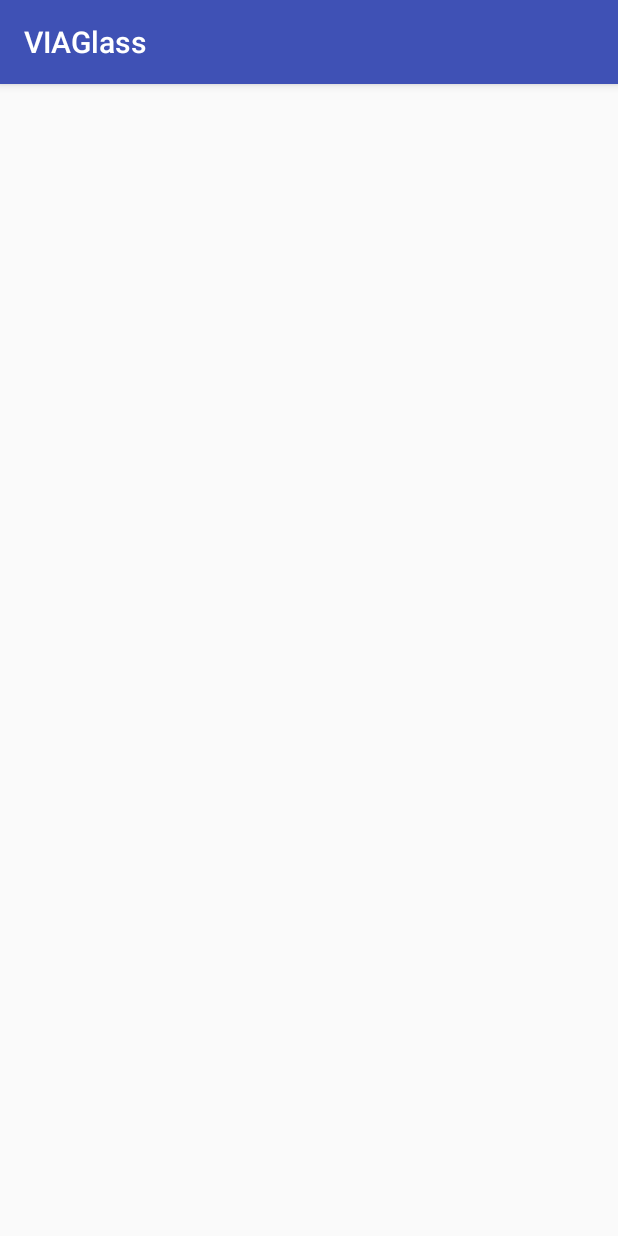
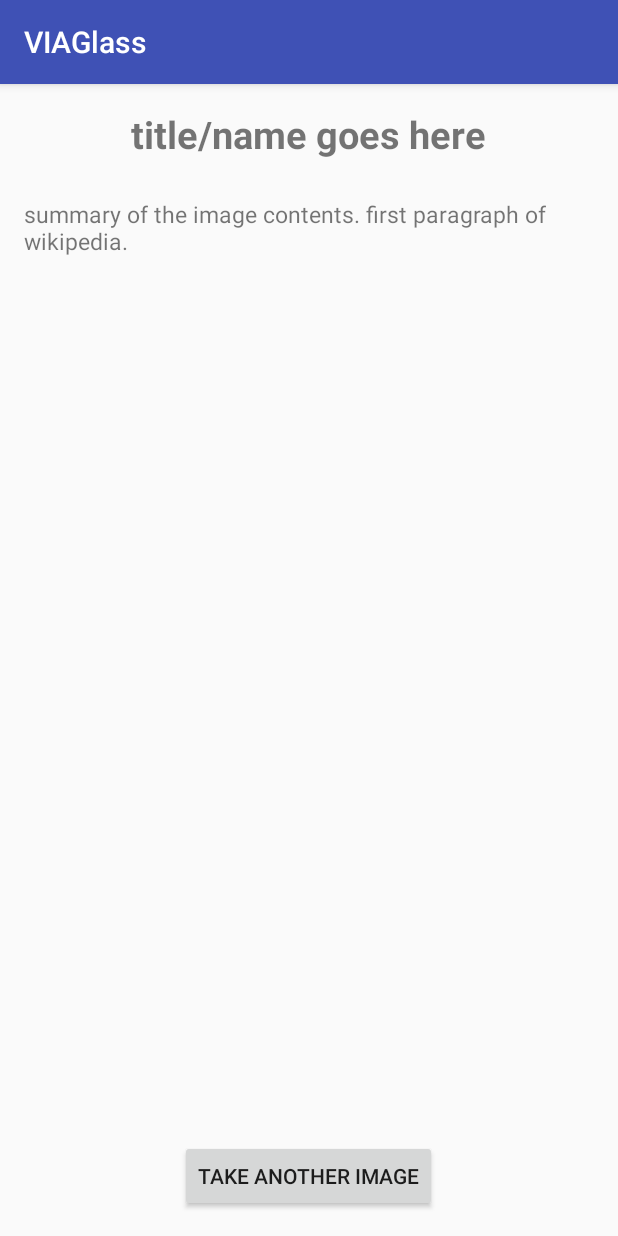
Before and after one commit to ODU-CS-441-Fall2015/VIA, an Android app: the DataDisplay screen opened directly, with no data from a screen before it, on a phone screen of 412 x 824 dp. Run offline under Robolectric (Android 15) with nearby library versions, the phone set to English and light mode, and no system bars.

Commit message:
simple DataDisplay implemented. searches still return Lincoln results.

```diff
--- a/app/src/main/java/rainbowbeard/viaglass/DataDisplay.java
+++ b/app/src/main/java/rainbowbeard/viaglass/DataDisplay.java
@@ -7,14 +7,39 @@ package rainbowbeard.viaglass;
                     	End activity
  */
 
+import android.content.BroadcastReceiver;
+import android.content.Context;
+import android.content.Intent;
+import android.content.IntentFilter;
+import android.support.v4.content.LocalBroadcastManager;
 import android.support.v7.app.AppCompatActivity;
 import android.os.Bundle;
+import android.view.View;
+import android.widget.TextView;
+
+import rainbowbeard.viaglass.data.ResponseStore;
+import rainbowbeard.viaglass.data.WikiResponse;
 
 public class DataDisplay extends AppCompatActivity {
+    private String title, summary;
 
     @Override
     protected void onCreate(Bundle savedInstanceState) {
         super.onCreate(savedInstanceState);
         setContentView(R.layout.activity_data_display);
+        Intent i = getIntent();
+        final String response = i.getStringExtra("response key");
+        if(null != response){
+            final WikiResponse wr = ResponseStore.getInstance().get(response);
+            TextView titleText = (TextView)findViewById(R.id.title);
+            titleText.setText(wr.names.get(0));
+            TextView summaryText = (TextView)findViewById(R.id.summary);
+            summaryText.setText(wr.descriptions.get(0));
+        }
+
+    }
+
+    public void onButtonClick(View view){
+        finish();
     }
 }
--- a/app/src/main/java/rainbowbeard/viaglass/LocaleDataRetrieval.java
+++ b/app/src/main/java/rainbowbeard/viaglass/LocaleDataRetrieval.java
@@ -15,4 +15,5 @@ package rainbowbeard.viaglass;
      Send address => Information extractor
  */
 public class LocaleDataRetrieval {
+
 }
--- a/app/src/main/java/rainbowbeard/viaglass/MainActivity.java
+++ b/app/src/main/java/rainbowbeard/viaglass/MainActivity.java
@@ -51,6 +51,7 @@ public class MainActivity extends AppCompatActivity {
             try{
                 bitmap = MediaStore.Images.Media.getBitmap(cr,selectedImage);
                 imageView.setImageBitmap(bitmap);
+                imageView.setId(R.id.target_picture);
             }catch(Exception e){
                 Log.e("Image retrieve fail:", e.toString());
             }
--- a/app/src/main/res/layout/activity_data_display.xml
+++ b/app/src/main/res/layout/activity_data_display.xml
@@ -7,4 +7,32 @@
     android:paddingBottom="@dimen/activity_vertical_margin"
     tools:context="rainbowbeard.viaglass.DataDisplay">
 
+    <TextView
+        android:layout_width= "wrap_content"
+        android:layout_height="wrap_content"
+        android:id="@+id/title"
+        android:text="title/name goes here"
+        android:gravity="center_horizontal"
+        android:textSize="25dp"
+        android:textStyle="bold"
+        android:layout_centerHorizontal="true"/>
+
+
+    <TextView
+        android:layout_width= "wrap_content"
+        android:layout_height="wrap_content"
+        android:id="@+id/summary"
+        android:layout_marginTop = "25dp"
+        android:textSize="15dp"
+        android:layout_centerHorizontal="true"
+        android:text="summary of the image contents. first paragraph of wikipedia. "
+        android:layout_below="@+id/title"/>
+
+    <Button
+        android:layout_width="wrap_content"
+        android:layout_height="wrap_content"
+        android:layout_alignParentBottom="true"
+        android:layout_centerHorizontal="true"
+        android:text="Take another Image"
+        android:onClick="onButtonClick"/>
 </RelativeLayout>
--- a/app/src/main/res/values/ids.xml
+++ b/app/src/main/res/values/ids.xml
@@ -1,4 +1,5 @@
 <?xml version="1.0" encoding="utf-8"?>
 <resources>
     <item name="camera_view" type="id">camera_view</item>
+    <item name="target_picture" type="id">target_image</item>
 </resources>
```
Also changed, not shown: app/src/main/java/rainbowbeard/viaglass/ImageSearchActivity.java (+8 -2 lines), 1 other file.
